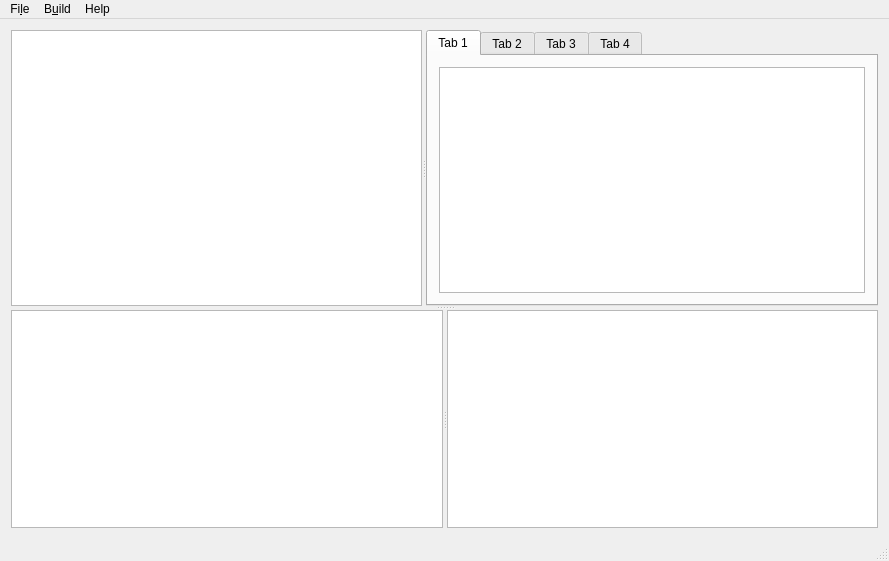
This is Saber-Plus/mainwindow.ui in demensdeum/Saber-Plus as Qt 5 draws it before an edit. The edited form follows.
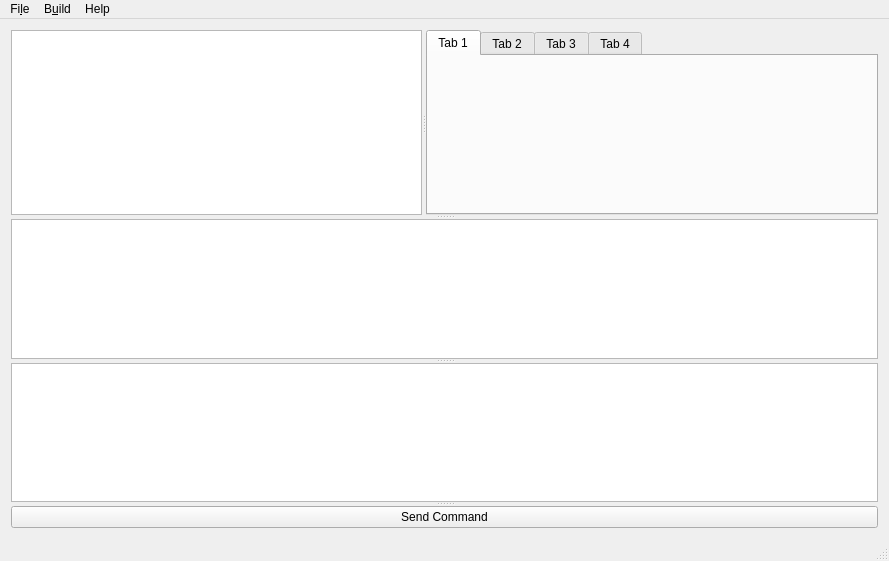
This is the edited form. Custom widgets are drawn as their Qt base class.

Commit message: Debugger run added Send commands to debugger added Code lines added

Diff of the .ui file:
```diff
--- a/Saber-Plus/mainwindow.ui
+++ b/Saber-Plus/mainwindow.ui
@@ -14,13 +14,13 @@
    <string>Saber-Plus</string>
   </property>
   <widget class="QWidget" name="centralWidget">
-   <layout class="QVBoxLayout" name="verticalLayout">
-    <item>
+   <layout class="QGridLayout" name="gridLayout_5">
+    <item row="0" column="0">
      <widget class="QSplitter" name="splitter_3">
       <property name="orientation">
        <enum>Qt::Vertical</enum>
       </property>
-      <widget class="QSplitter" name="splitter">
+      <widget class="QSplitter" name="splitter_2">
        <property name="orientation">
         <enum>Qt::Horizontal</enum>
        </property>
@@ -35,7 +35,7 @@
          </attribute>
          <layout class="QGridLayout" name="gridLayout">
           <item row="0" column="0">
-           <widget class="QTextEdit" name="textEdit"/>
+           <widget class="CodeEditor" name="textEdit" native="true"/>
           </item>
          </layout>
         </widget>
@@ -71,12 +71,17 @@
         </widget>
        </widget>
       </widget>
-      <widget class="QSplitter" name="splitter_2">
+      <widget class="QSplitter" name="splitter">
        <property name="orientation">
-        <enum>Qt::Horizontal</enum>
+        <enum>Qt::Vertical</enum>
        </property>
-       <widget class="QTreeView" name="variablesView"/>
        <widget class="QTextBrowser" name="textBrowser"/>
+       <widget class="QPlainTextEdit" name="plainTextEdit"/>
+       <widget class="QPushButton" name="pushButton">
+        <property name="text">
+         <string>Send Command</string>
+        </property>
+       </widget>
       </widget>
      </widget>
     </item>
@@ -166,6 +171,13 @@
   </action>
  </widget>
  <layoutdefault spacing="6" margin="11"/>
+ <customwidgets>
+  <customwidget>
+   <class>CodeEditor</class>
+   <extends>QWidget</extends>
+   <header>codeeditor.h</header>
+  </customwidget>
+ </customwidgets>
  <resources/>
  <connections/>
 </ui>
```
The commit also changes 5 other files.
